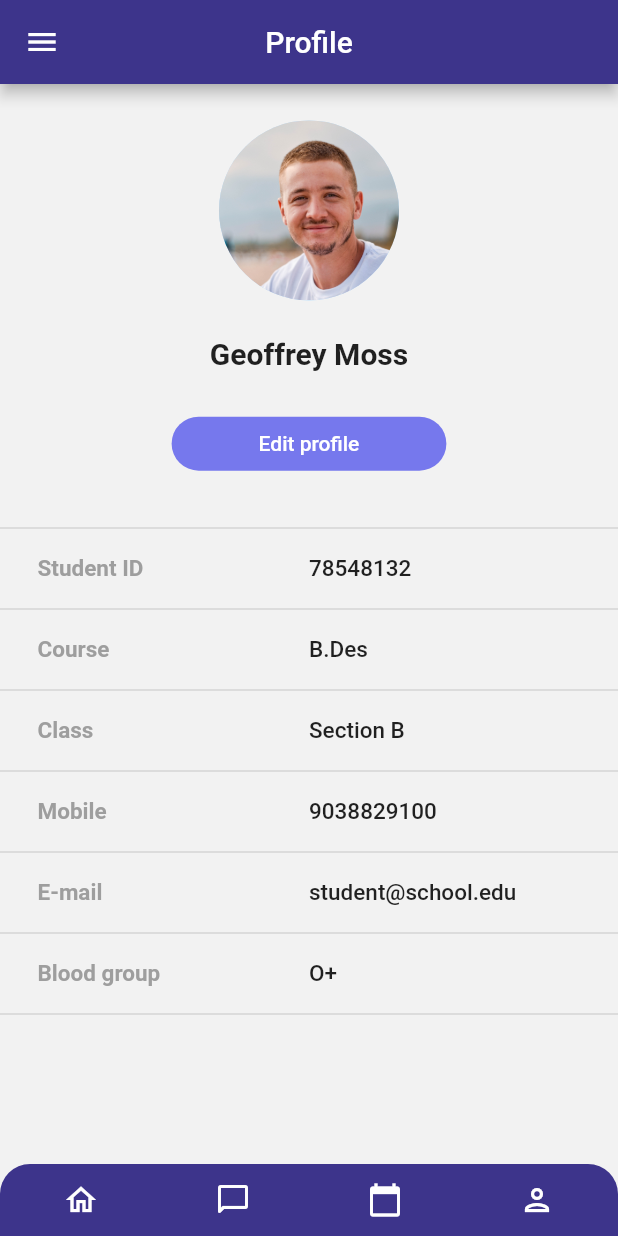
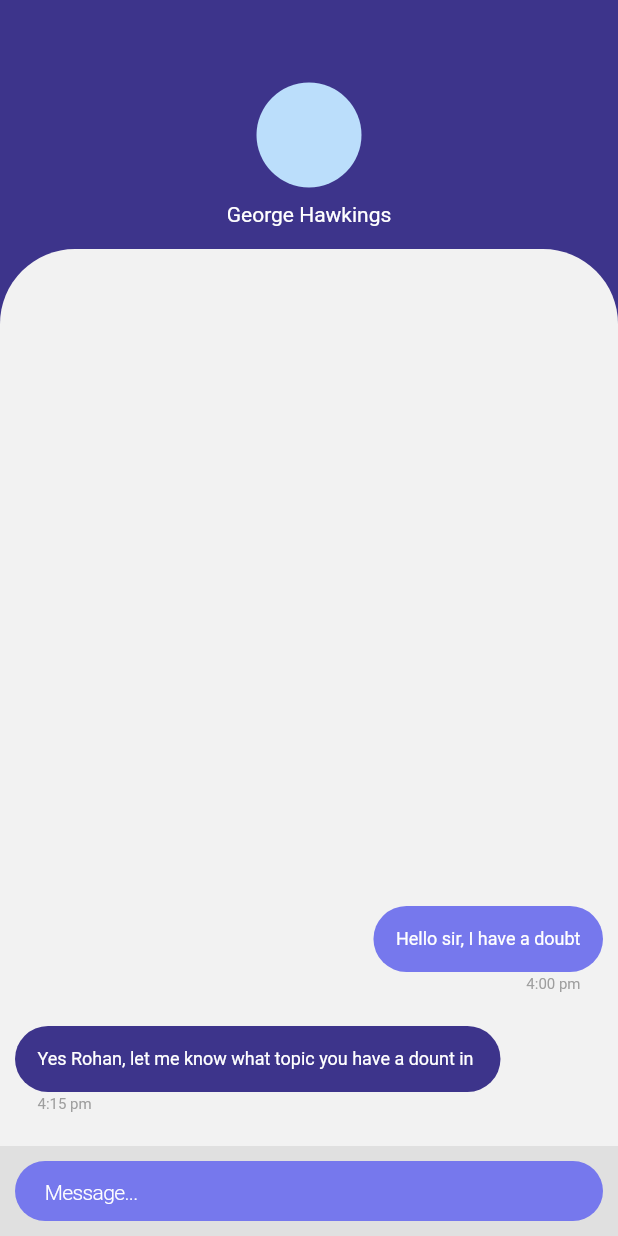
Before and after one commit to intecc-services/edtech_app_demo, a Flutter app: the screen it shows after launch, on a phone screen of 412 x 824 dp. Run offline on Flutter 3.47's test engine with Material 2 defaults, Android fonts, the phone set to English and light mode, and no system bars.

Commit message:
conversations page

```diff
--- a/lib/chat_page.dart
+++ b/lib/chat/Chats.dart
@@ -1,11 +1,9 @@
 import 'package:flutter/cupertino.dart';
 import 'package:flutter/material.dart';
 
-import 'bottom_bar.dart';
+import '../bottom_bar.dart';
 
-class ChatPage extends StatelessWidget {
-  const ChatPage({Key? key}) : super(key: key);
-
+class Chats extends StatelessWidget {
   @override
   Widget build(BuildContext context) {
     return Scaffold(
@@ -86,18 +84,6 @@ class ChatPage extends StatelessWidget {
   }
 }
 
-// ElevatedButton(
-// onPressed: () {},
-// child: Icon(
-// Icons.edit_outlined,
-// color: Colors.black26,
-// ),
-// style: ButtonStyle(
-// backgroundColor:
-// MaterialStateProperty.all(Colors.white),
-// ),
-// )
-
 class myTile extends StatelessWidget {
   final String? name;
   final String? message;
--- /dev/null
+++ b/lib/chat/Conversation.dart
@@ -0,0 +1,129 @@
+import 'package:flutter/cupertino.dart';
+import 'package:flutter/material.dart';
+
+class Conversation extends StatefulWidget {
+  @override
+  State<Conversation> createState() => _ConversationState();
+}
+
+class _ConversationState extends State<Conversation> {
+  @override
+  Widget build(BuildContext context) {
+    return Scaffold(
+      body: Column(
+        children: [
+          SizedBox(height: 40),
+          Padding(
+            // top profile and name
+            padding: const EdgeInsets.all(15),
+            child: Column(
+              children: const [
+                CircleAvatar(
+                  radius: 35,
+                ),
+                SizedBox(height: 10),
+                Text(
+                  'George Hawkings',
+                  style: TextStyle(color: Colors.white),
+                )
+              ],
+            ),
+          ),
+          Expanded(
+            //chat section
+            child: Container(
+              decoration: BoxDecoration(
+                borderRadius: BorderRadius.only(
+                  topRight: Radius.circular(50),
+                  topLeft: Radius.circular(50),
+                ),
+                color: Color(0xffF2F2F2),
+              ),
+              child: Column(
+                mainAxisAlignment: MainAxisAlignment.end,
+                children: [
+                  ChatBubble(1, 'Hello sir, I have a doubt', '4:00 pm'),
+                  ChatBubble(
+                      0,
+                      'Yes Rohan, let me know what topic you have a dount in ',
+                      '4:15 pm'),
+                ],
+              ),
+            ),
+          ),
+          inputField(), //place to enter text
+        ],
+      ),
+    );
+  }
+}
+
+class inputField extends StatefulWidget {
+  @override
+  State<inputField> createState() => _inputField();
+}
+
+class _inputField extends State<inputField> {
+  @override
+  Widget build(BuildContext context) {
+    return Column(
+      children: [
+        Container(
+          height: 60,
+          child: Container(
+            color: Colors.grey[300],
+            padding: EdgeInsets.symmetric(vertical: 10, horizontal: 10),
+            child: CupertinoTextField(
+              padding: EdgeInsets.symmetric(vertical: 0, horizontal: 20),
+              placeholder: 'Message...',
+              decoration: BoxDecoration(
+                  color: Color(0xff7678ED),
+                  borderRadius: BorderRadius.circular(20)),
+              placeholderStyle: TextStyle(
+                  color: Colors.white,
+                  fontWeight: FontWeight.w300,
+                  fontSize: 14),
+            ),
+          ),
+        )
+      ],
+    );
+  }
+}
+
+Widget ChatBubble(int side, String text, time) {
+  return Row(
+    mainAxisAlignment:
+        side == 0 ? MainAxisAlignment.start : MainAxisAlignment.end,
+    children: [
+      Padding(
+        padding: const EdgeInsets.only(bottom: 20, right: 10, left: 10),
+        child: Column(
+          crossAxisAlignment:
+              side == 0 ? CrossAxisAlignment.start : CrossAxisAlignment.end,
+          children: [
+            Container(
+              padding: EdgeInsets.all(15),
+              decoration: side == 0
+                  ? BoxDecoration(
+                      color: Color(0xff3D348B),
+                      borderRadius: BorderRadius.circular(30))
+                  : BoxDecoration(
+                      color: Color(0xff7678ED),
+                      borderRadius: BorderRadius.circular(30)),
+              child: Text(text,
+                  style: TextStyle(color: Colors.white, fontSize: 12)),
+            ),
+            Padding(
+              padding: const EdgeInsets.symmetric(horizontal: 15, vertical: 2),
+              child: Text(
+                time,
+                style: TextStyle(fontSize: 10, color: Colors.grey),
+              ),
+            )
+          ],
+        ),
+      )
+    ],
+  );
+}
--- a/lib/main.dart
+++ b/lib/main.dart
@@ -1,4 +1,4 @@
-import 'package:edtech_app_demo/profile.dart';
+import 'package:edtech_app_demo/chat/Conversation.dart';
 import 'package:edtech_app_demo/theme_data.dart';
 import 'package:flutter/material.dart';
 
@@ -10,7 +10,7 @@ class edtech_app extends StatelessWidget {
   Widget build(BuildContext context) {
     return MaterialApp(
       theme: customTheme,
-      home: Profile(),
+      home: Conversation(),
     );
   }
 }
--- a/lib/theme_data.dart
+++ b/lib/theme_data.dart
@@ -2,7 +2,7 @@ import 'package:flutter/material.dart';
 
 ThemeData customTheme = ThemeData(
   primaryColor: Colors.white,
-  scaffoldBackgroundColor: Color(0xffF2F2F2),
+  scaffoldBackgroundColor: Color(0xff3D348B),
   appBarTheme: const AppBarTheme(
     color: Color(0xff3D348B),
   ),
```
